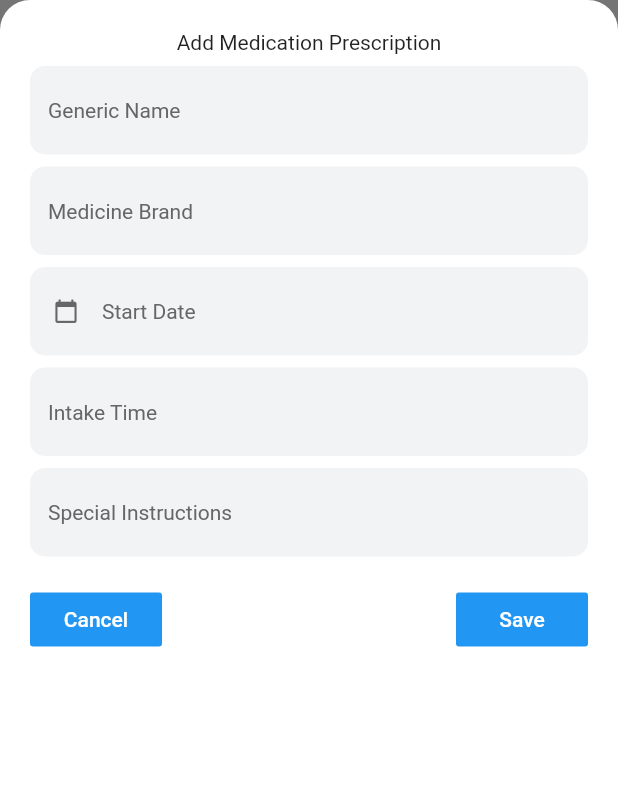
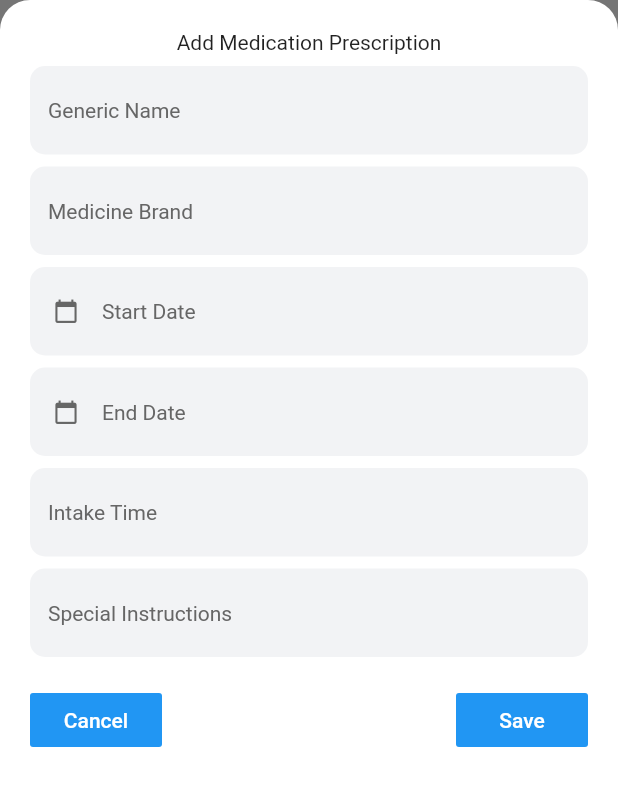
Before and after one commit to Enrickzz/Capstone-Project, a Flutter app: what add_medication_prescription() shows on an empty page, opened directly, on a phone screen of 412 x 824 dp. Shown: the top 786 px of the screen. Run offline on Flutter 3.47's test engine with Material 2 defaults, Android fonts, the phone set to English and light mode, and no system bars; our stand-ins replace cloud_firestore, file_picker, firebase_auth, firebase_core, firebase_database, firebase_storage and 6 more; missing offline and left inert: flutter_facebook_auth, flutter_login_facebook, gender_picker; accounts and stored records are empty; Roboto replaces fonts that are missing (Roboto-Light.ttf).

Commit message:
fixed dates

```diff
--- a/lib/data_inputs/add_medication_prescription.dart
+++ b/lib/data_inputs/add_medication_prescription.dart
@@ -165,6 +165,44 @@ class _addMedicationPrescriptionState extends State<add_medication_prescription>
                         onChanged: (val){
 
                           print(startDate);
+                          setState((){
+                          });
+                        },
+                      ),
+                    ),
+                  ),
+                  SizedBox(height: 8.0),
+                  GestureDetector(
+                    onTap: () => pickDateRange(context),
+                    child: AbsorbPointer(
+                      child: TextFormField(
+                        controller: endDate,
+                        showCursor: false,
+                        decoration: InputDecoration(
+                          border: OutlineInputBorder(
+                            borderRadius: BorderRadius.all(Radius.circular(10.0)),
+                            borderSide: BorderSide(
+                              width:0,
+                              style: BorderStyle.none,
+                            ),
+                          ),
+                          filled: true,
+                          fillColor: Color(0xFFF2F3F5),
+                          hintStyle: TextStyle(
+                              color: Color(0xFF666666),
+                              fontFamily: defaultFontFamily,
+                              fontSize: defaultFontSize),
+                          hintText: "End Date",
+                          prefixIcon: Icon(
+                            Icons.calendar_today,
+                            color: Color(0xFF666666),
+                            size: defaultIconSize,
+                          ),
+                        ),
+                        validator: (val) => val.isEmpty ? 'Select End Date' : null,
+                        onChanged: (val){
+
+                          print(endDate);
                           setState((){
                           });
                         },
```
Also changed, not shown: lib/additional_data_collection.dart (+32 -13 lines).
